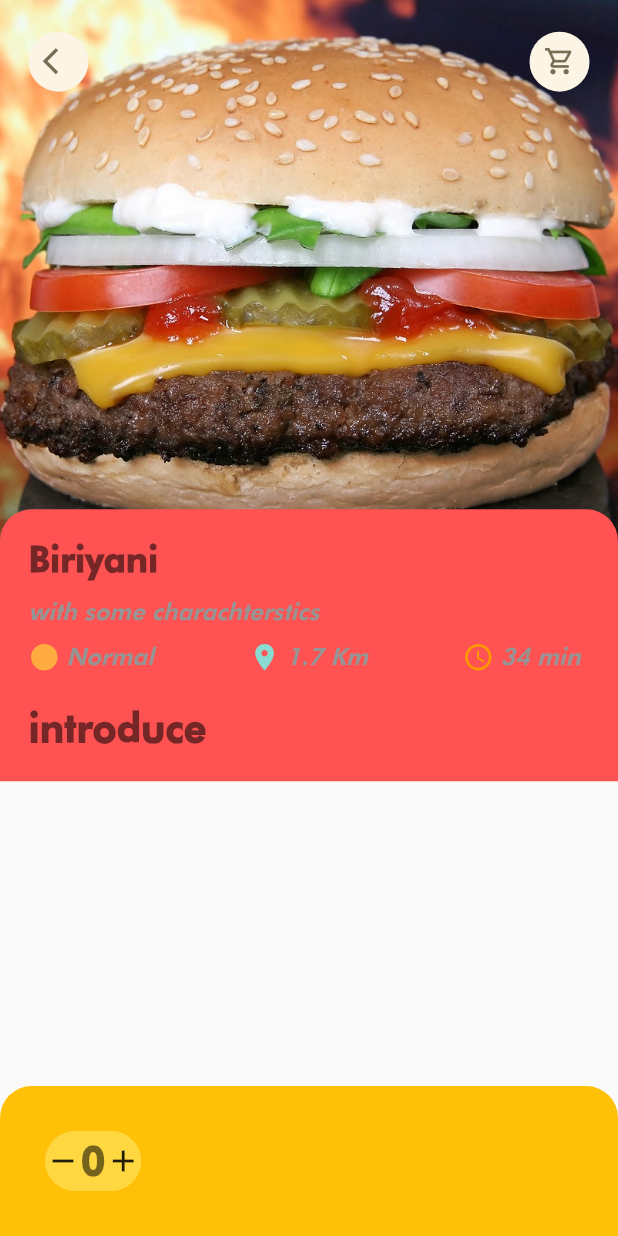
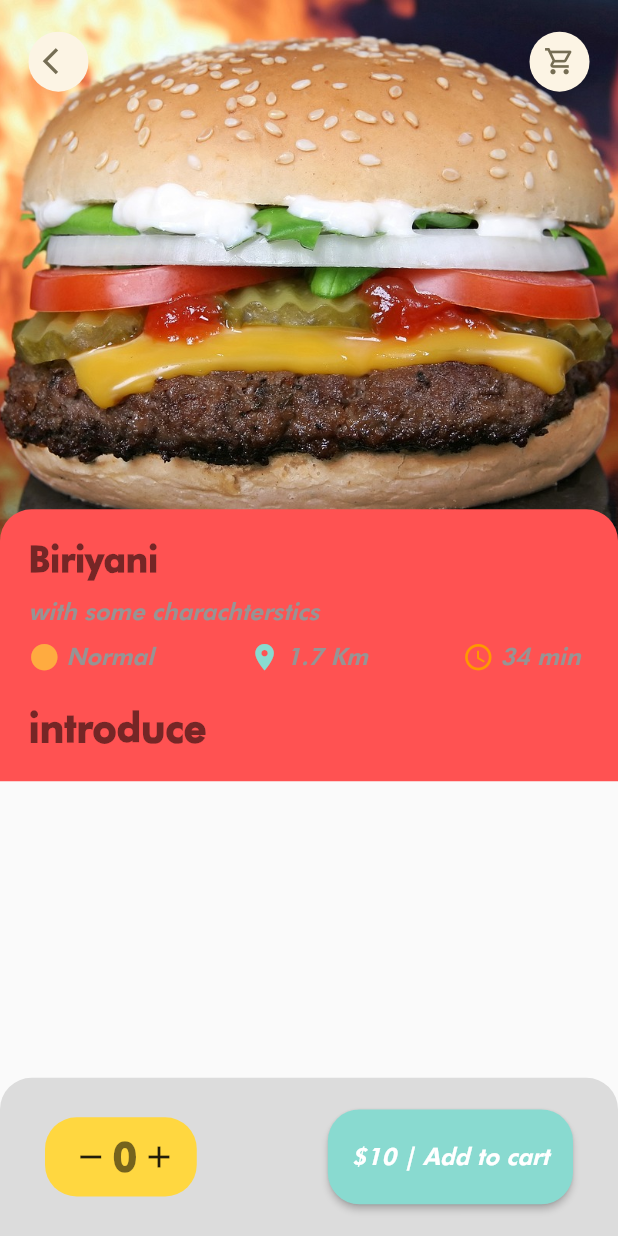
Before and after one commit to hadibp/food-delivery-app, a Flutter app: the PopularFoodDetail screen opened directly, on a phone screen of 412 x 824 dp. Run offline on Flutter 3.47's test engine with Material 2 defaults, Android fonts, the phone set to English and light mode, and no system bars; our stand-ins replace dots_indicator, get.

Commit message:
widget  page

```diff
--- a/lib/main.dart
+++ b/lib/main.dart
@@ -14,7 +14,7 @@ class MyApp extends StatelessWidget {
   Widget build(BuildContext context) {
     return const  GetMaterialApp(
       debugShowCheckedModeBanner: false,
-      home: Home(),
+      home: PopularFoodDetail(),
     );
   }
 }
--- a/lib/ui/componants/constants/diamention.dart
+++ b/lib/ui/componants/constants/diamention.dart
@@ -22,6 +22,7 @@ class Diamentions {
   static double height50 = screenHeight / 15.62;
 
   //dynamic width and height
+  static double width5 = screenWidth / 156.2;
   static double width15 = screenWidth / 26.1;
   static double width18 = screenWidth / 21.7;
   static double width30 = screenWidth / 13.0;
@@ -30,7 +31,7 @@ class Diamentions {
   static double font15 = screenHeight / 52.0;
   static double font25 = screenHeight / 31.24;
 
-//icons size
+  //icons size
   static double iconSize = screenHeight / 39.05;
 
   //radious
--- a/lib/ui/screens/popular_foodpage/popular_food_page.dart
+++ b/lib/ui/screens/popular_foodpage/popular_food_page.dart
@@ -1,8 +1,10 @@
 import 'package:flutter/material.dart';
+import 'package:food_delivery/ui/componants/constants/constants.dart';
 import 'package:food_delivery/ui/componants/constants/diamention.dart';
 import 'package:food_delivery/ui/componants/widgets/appcolumn.dart';
 import 'package:food_delivery/ui/componants/widgets/appicon.dart';
 import 'package:food_delivery/ui/componants/widgets/bigtext.dart';
+import 'package:food_delivery/ui/componants/widgets/smalltext.dart';
 
 class PopularFoodDetail extends StatelessWidget {
   const PopularFoodDetail({super.key});
@@ -11,12 +13,6 @@ class PopularFoodDetail extends StatelessWidget {
   Widget build(BuildContext context) {
     return SafeArea(
       child: Scaffold(
-        // appBar: AppBar(
-        //   leading: Icon(Icons.abc_rounded),
-        //   elevation: 0.0,
-        //   backgroundColor: Colors.transparent,
-        //   centerTitle: true,
-        // ),
         body: Stack(children: [
           Positioned(
               left: 0,
@@ -78,36 +74,69 @@ class PopularFoodDetail extends StatelessWidget {
           ),
         ]),
         bottomNavigationBar: Container(
-          padding: EdgeInsets.all(30.0),
-          height: 100.0,
+            padding:const EdgeInsets.only(left: 30.0, right: 30.0),
+            height: Diamentions.height50*2,
             decoration: BoxDecoration(
               borderRadius: BorderRadius.only(
                   topLeft: Radius.circular(Diamentions.radious20),
                   topRight: Radius.circular(Diamentions.radious20)),
-          color: Colors.amber,
+              color: Colors.black12,
             ),
-          child:Row(
+            child: Row(
+              mainAxisAlignment: MainAxisAlignment.spaceBetween,
               children: [
                 Container(
-                height: 700.0,
-
+                  height: Diamentions.height50,
+                  padding: EdgeInsets.only(
+                      left: Diamentions.height10,
+                      bottom: Diamentions.height10,
+                      top: Diamentions.height10,
+                      right: Diamentions.height10),
                   decoration: BoxDecoration(
                     color: Colors.amberAccent,
                     borderRadius: BorderRadius.all(
-               Radius.circular(Diamentions.radious20*2)
-                ),),
+                        Radius.circular(Diamentions.radious10 * 2)),
+                  ),
                   child: Row(
                     children: [
-                    Icon(Icons.remove),
-                    BigText(text: '0'),
-                    Icon(Icons.add),
-
+                      Container(
+                        padding: EdgeInsets.only(left: 8.0),
+                        height: 150.0,
+                        child: Row(
+                          children: [
+                            const Icon(Icons.remove),
+                            SizedBox(width: Diamentions.width5),
+                            const BigText(text: '0'),
+                            SizedBox(width: Diamentions.width5),
+                            const Icon(Icons.add),
+                            SizedBox(width: Diamentions.width5),
                           ],
                         ),
-              )
+                      ),
                     ],
-          )
                   ),
+                ),
+                SizedBox(
+                  height: Diamentions.height30 * 2,
+                  child: ElevatedButton(
+                      style: ElevatedButton.styleFrom(
+                        shape: RoundedRectangleBorder(
+                          borderRadius:
+                              BorderRadius.circular(Diamentions.radious10 * 2),
+                        ),
+                        backgroundColor: Colorpalatte.maincolor,
+                        foregroundColor: Color.fromARGB(255, 210, 210, 210),
+                        // padding: EdgeInsets.all(15.0)),
+                      ),
+                      onPressed: () {},
+                      child: const SmallText(
+                        text: '\$10 | Add to cart',
+                        size: 16.0,
+                        color: Colors.white,
+                      )),
+                ),
+              ],
+            )),
       ),
     );
   }
```
Lines whose indentation alone changed are shown as unchanged.
